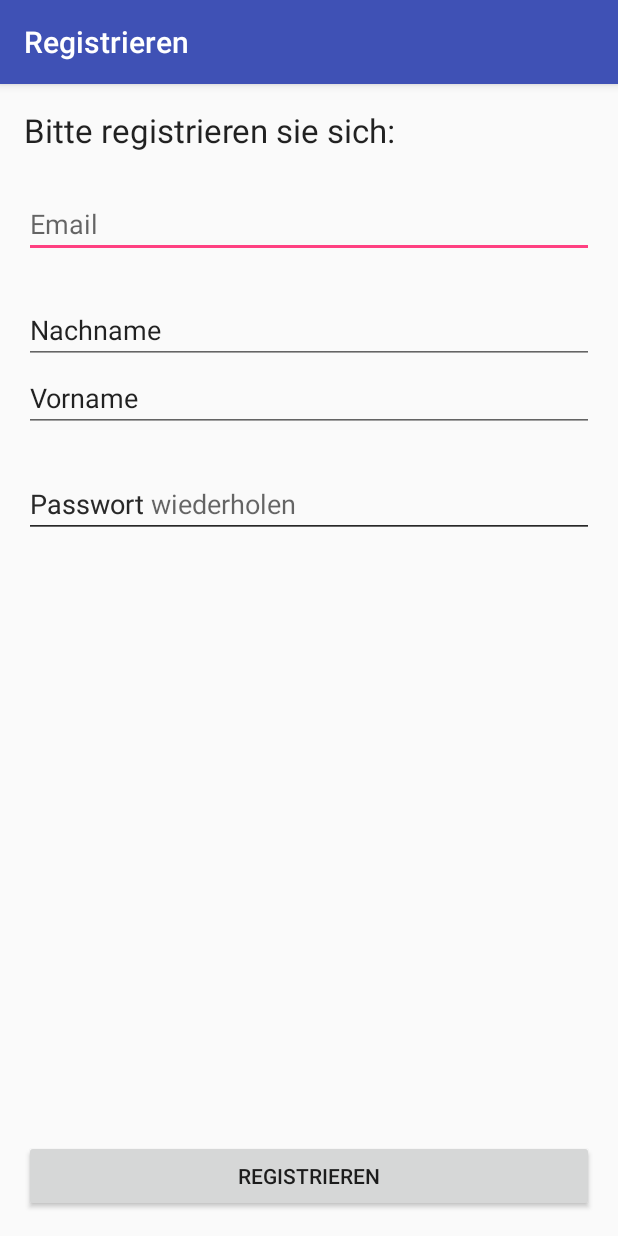
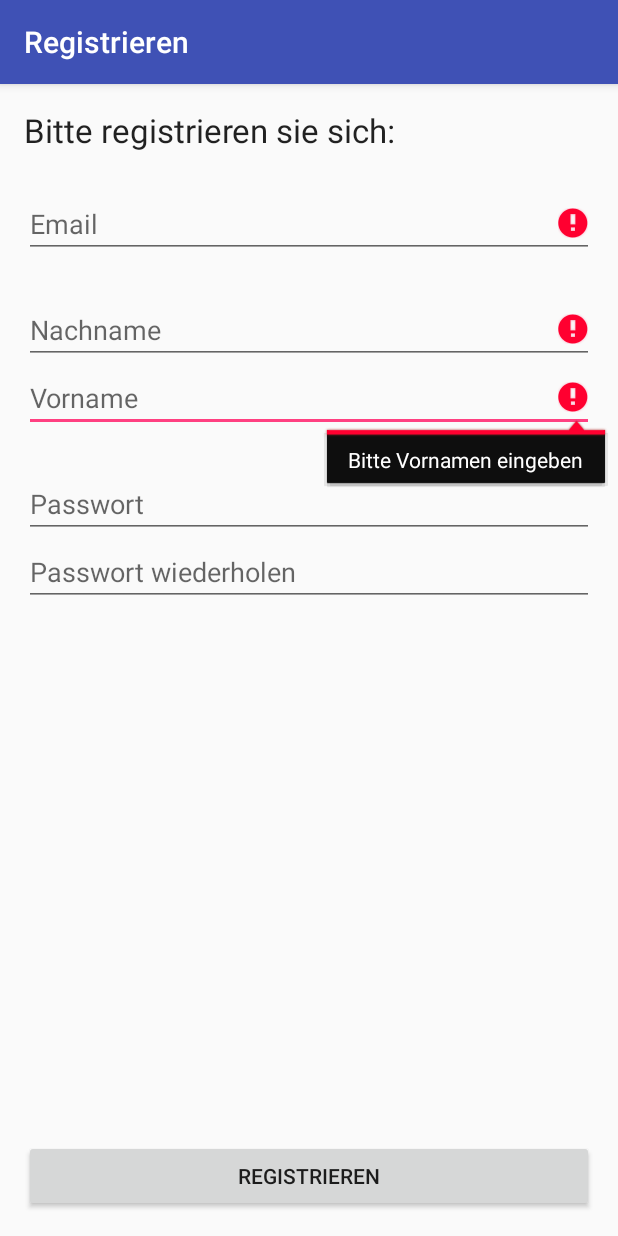
Before and after one commit to Benzolitz/FHDW.Hotel.Android, an Android app: the Register screen opened directly, with no data from a screen before it, after a tap on "REGISTRIEREN", on a phone screen of 412 x 824 dp. Run offline under Robolectric (Android 15) with nearby library versions, the phone set to English and light mode, and no system bars.

Commit message:
für registrierung

```diff
--- a/app/src/main/java/fhdw/hotel/Activity/Register.java
+++ b/app/src/main/java/fhdw/hotel/Activity/Register.java
@@ -2,14 +2,80 @@ package fhdw.hotel.Activity;
 
 import android.support.v7.app.AppCompatActivity;
 import android.os.Bundle;
+import android.view.View;
+import android.widget.EditText;
+import android.widget.Toast;
 
+import java.io.OutputStreamWriter;
+
+import fhdw.hotel.DomainModel.Guest;
 import fhdw.hotel.R;
 
 public class Register extends AppCompatActivity {
+    private final static String STORETEXT = "storetext.txt";
+
+    EditText email;
+    EditText lastname;
+    EditText firstname;
+    EditText pw;
+    EditText rpt_pw;
+    Guest besucher;
 
     @Override
+
     protected void onCreate(Bundle savedInstanceState) {
         super.onCreate(savedInstanceState);
         setContentView(R.layout.activity_register);
+
+        email = (EditText) findViewById(R.id.email);
+        lastname = (EditText) findViewById(R.id.lastname);
+        firstname = (EditText) findViewById(R.id.firstname);
+        pw = (EditText) findViewById(R.id.enter_password);
+        rpt_pw = (EditText) findViewById(R.id.repeat_password);
+
+    }
+
+    public void RegisterNewUser(View v) {
+
+        if(email.getText().toString().isEmpty()) {
+            email.requestFocus();
+            email.setError("Bitte Email eingeben");
+        }
+
+        if(lastname.getText().toString().isEmpty()) {
+            lastname.requestFocus();
+            lastname.setError("Bitte Nachnamen eingeben");
+        }
+
+        if(firstname.getText().toString().isEmpty()) {
+            firstname.requestFocus();
+            firstname.setError("Bitte Vornamen eingeben");
+        }
+
+        if(!checkPassWordAndConfirmPassword(pw.getText().toString(),rpt_pw.getText().toString())) {
+            rpt_pw.requestFocus();
+            rpt_pw.setError("Die Passwörter stimmen nicht überein");
+        }
+
+
+        besucher = new Guest();
+        besucher.setEmailaddress(email.toString());
+        besucher.setLastname(lastname.toString());
+        besucher.setFirstname(firstname.toString());
+
+
+    }
+
+    public boolean checkPassWordAndConfirmPassword(String password,String confirmPassword)
+    {
+        boolean pstatus = false;
+        if (confirmPassword != null && password != null)
+        {
+            if (password.equals(confirmPassword))
+            {
+                pstatus = true;
+            }
+        }
+        return pstatus;
     }
 }
--- a/app/src/main/java/fhdw/hotel/Activity/RoomSelection.java
+++ b/app/src/main/java/fhdw/hotel/Activity/RoomSelection.java
@@ -85,7 +85,7 @@ public class RoomSelection extends Activity implements IAsyncRoomListener {
 
     private View getImageView(int p_id) {
         ImageView hotelImgView;
-        hotelImgView = new ImageView(RoomSelection.this);
+        hotelImgView = new ImageView(this);
         hotelImgView.setVisibility(View.VISIBLE);
         hotelImgView.setMaxHeight(60);
         hotelImgView.setMaxWidth(60);
--- a/app/src/main/res/layout/activity_register.xml
+++ b/app/src/main/res/layout/activity_register.xml
@@ -8,7 +8,7 @@
     tools:context="fhdw.hotel.Activity.Register">
 
     <TextView
-        android:layout_width="wrap_content"
+        android:layout_width="match_parent"
         android:layout_height="wrap_content"
         android:textAppearance="?android:attr/textAppearanceLarge"
         android:text="Bitte registrieren sie sich:"
@@ -26,58 +26,54 @@
         android:layout_marginBottom="25dp" />
 
     <EditText
-        android:layout_width="wrap_content"
+        android:layout_width="match_parent"
         android:layout_height="wrap_content"
         android:inputType="textPersonName"
-        android:text="Nachname"
+        android:hint="@string/prompt_lastname"
         android:ems="10"
-        android:id="@+id/editText4"
+        android:id="@+id/lastname"
         android:layout_below="@+id/email"
         android:layout_alignParentStart="true"
         android:layout_alignEnd="@+id/email" />
 
     <EditText
-        android:layout_width="wrap_content"
+        android:layout_width="match_parent"
         android:layout_height="wrap_content"
         android:inputType="textPersonName"
-        android:text="Vorname"
-        android:ems="10"
-        android:id="@+id/editText5"
-        android:layout_below="@+id/editText4"
+        android:hint="@string/prompt_firstname"
+        android:id="@+id/firstname"
+        android:layout_below="@+id/lastname"
         android:layout_alignParentStart="true"
-        android:layout_alignEnd="@+id/editText4"
         android:layout_marginBottom="25dp" />
 
     <EditText
-        android:layout_width="wrap_content"
+        android:layout_width="match_parent"
         android:layout_height="wrap_content"
-        android:inputType="numberPassword"
-        android:ems="10"
+        android:inputType="textPassword"
         android:id="@+id/enter_password"
-        android:layout_below="@+id/editText5"
+        android:layout_below="@+id/firstname"
         android:layout_alignParentStart="true"
         android:layout_alignParentEnd="true"
         android:hint="@string/prompt_password"/>
 
     <EditText
-        android:layout_width="wrap_content"
+        android:layout_width="match_parent"
         android:layout_height="wrap_content"
-        android:inputType="numberPassword"
+        android:inputType="textPassword"
         android:ems="10"
         android:id="@+id/repeat_password"
-        android:layout_below="@+id/editText5"
+        android:layout_below="@+id/enter_password"
         android:layout_alignParentStart="true"
         android:layout_alignParentEnd="true"
         android:hint="@string/prompt_password_repeat"/>
 
     <Button
-        android:layout_width="wrap_content"
+        android:layout_width="match_parent"
         android:layout_height="wrap_content"
-        android:text="Registrieren"
+        android:text="@string/action_register"
         android:id="@+id/Register_btn"
+        android:onClick="RegisterNewUser"
         android:layout_alignParentBottom="true"
-        android:layout_alignParentStart="true"
-        android:layout_alignEnd="@+id/enter_password"
-        android:onClick="RegisterNewUser" />
+        android:layout_alignParentStart="true" />
 
 </RelativeLayout>
```
Also changed, not shown: app/src/main/res/mipmap-xhdpi/dop.jpg (renamed from app/src/main/res/mipmap-hdpi/dop.jpg), app/src/main/res/mipmap-xhdpi/ein.jpg (renamed from app/src/main/res/mipmap-hdpi/ein.jpg), app/src/main/res/mipmap-xhdpi/fam.jpg (renamed from app/src/main/res/mipmap-hdpi/fam.jpg).
